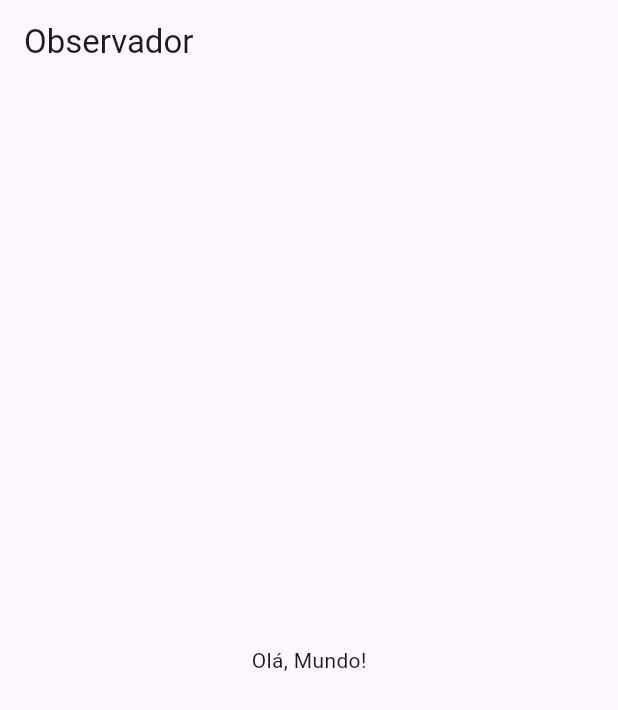
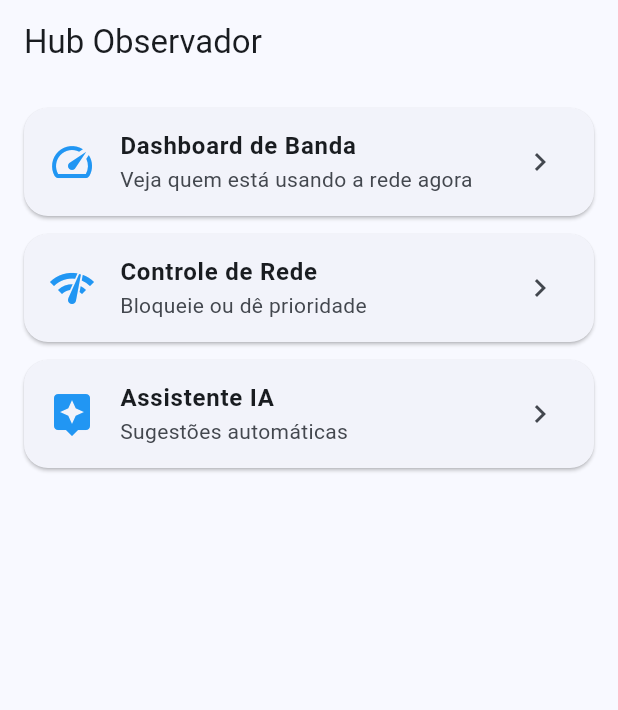
Before and after one commit to thyrrel/Observador, a Flutter app: the screen it shows after launch, on a phone screen of 412 x 824 dp. Shown: the top 710 px of the screen. Run offline on Flutter 3.47's test engine with Material 3 defaults, Android fonts, the phone set to English and light mode, and no system bars.

Commit message:
main.dart

```diff
--- a/lib/main.dart
+++ b/lib/main.dart
@@ -1,24 +1,82 @@
 import 'package:flutter/material.dart';
 
 void main() {
-  runApp(const MyApp());
+  runApp(const ObservadorApp());
 }
 
-class MyApp extends StatelessWidget {
-  const MyApp({super.key});
+class ObservadorApp extends StatelessWidget {
+  const ObservadorApp({super.key});
 
   @override
   Widget build(BuildContext context) {
     return MaterialApp(
-      title: 'Observador',
-      home: Scaffold(
-        appBar: AppBar(
-          title: const Text('Observador'),
-        ),
-        body: const Center(
-          child: Text('Olá, Mundo!'),
-        ),
+      title: 'Observador v2',
+      debugShowCheckedModeBanner: false,
+      theme: ThemeData(useMaterial3: true, colorSchemeSeed: Colors.blue),
+      home: const HomePage(),
+    );
+  }
+}
+
+class HomePage extends StatelessWidget {
+  const HomePage({super.key});
+
+  @override
+  Widget build(BuildContext context) {
+    return Scaffold(
+      appBar: AppBar(title: const Text('Hub Observador')),
+      body: ListView(
+        padding: const EdgeInsets.all(16),
+        children: [
+          _Card(
+            icon: Icons.speed,
+            title: 'Dashboard de Banda',
+            subtitle: 'Veja quem está usando a rede agora',
+            onTap: () => Navigator.push(context,
+                MaterialPageRoute(builder: (_) => const Placeholder())),
+          ),
+          _Card(
+            icon: Icons.network_check,
+            title: 'Controle de Rede',
+            subtitle: 'Bloqueie ou dê prioridade',
+            onTap: () => Navigator.push(context,
+                MaterialPageRoute(builder: (_) => const Placeholder())),
+          ),
+          _Card(
+            icon: Icons.assistant,
+            title: 'Assistente IA',
+            subtitle: 'Sugestões automáticas',
+            onTap: () => Navigator.push(context,
+                MaterialPageRoute(builder: (_) => const Placeholder())),
+          ),
+        ],
       ),
     );
   }
 }
+
+class _Card extends StatelessWidget {
+  final IconData icon;
+  final String title, subtitle;
+  final VoidCallback onTap;
+  const _Card(
+      {required this.icon,
+      required this.title,
+      required this.subtitle,
+      required this.onTap});
+
+  @override
+  Widget build(BuildContext context) {
+    return Card(
+      margin: const EdgeInsets.only(bottom: 12),
+      shape: RoundedRectangleBorder(borderRadius: BorderRadius.circular(16)),
+      child: ListTile(
+        leading: Icon(icon, size: 32, color: Colors.blue),
+        title: Text(title, style: const TextStyle(fontWeight: FontWeight.bold)),
+        subtitle: Text(subtitle),
+        trailing: const Icon(Icons.chevron_right),
+        onTap: onTap,
+      ),
+    );
+  }
+}
```
